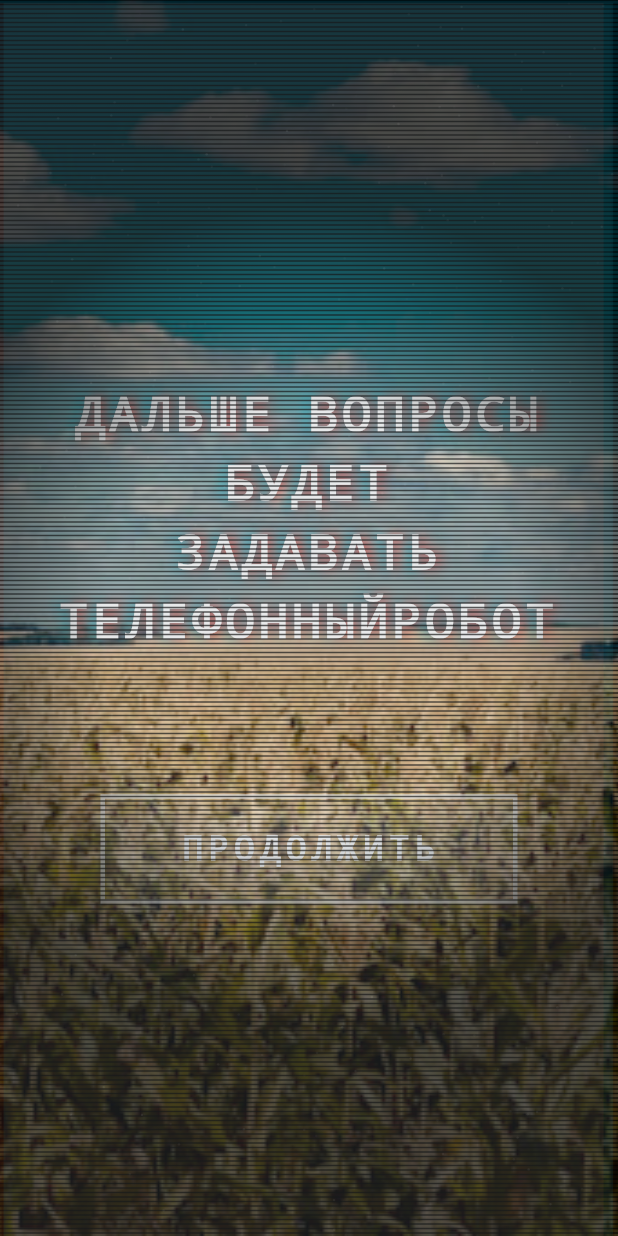
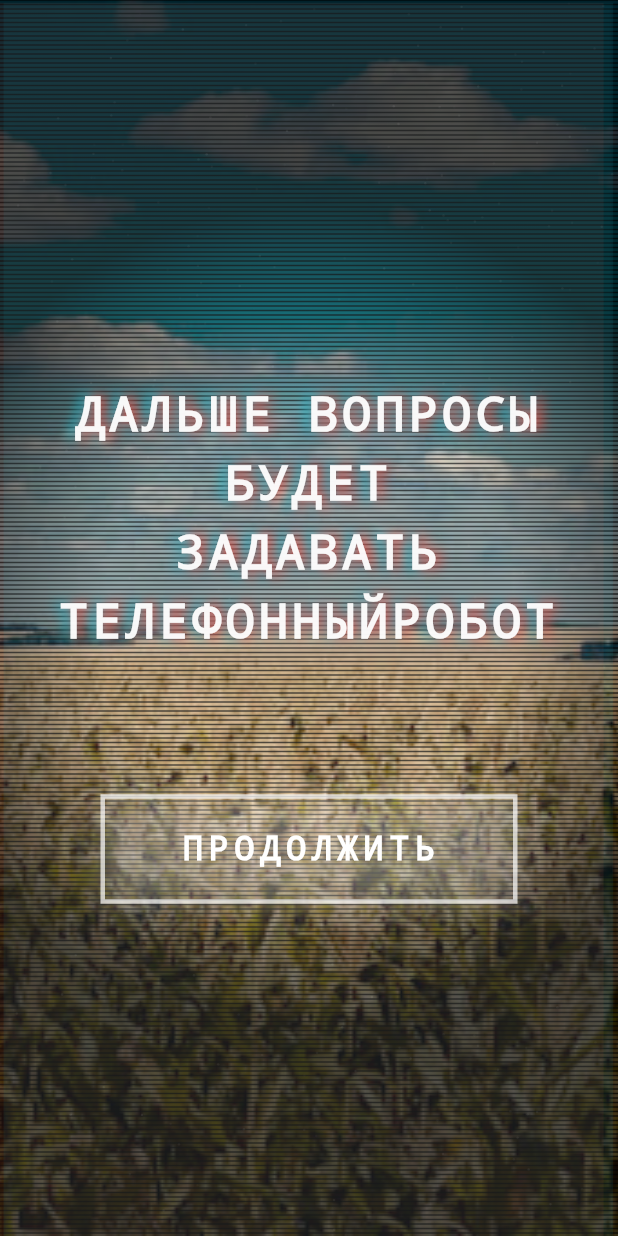
Before and after one commit to sb-dor/dreamjob, a Flutter app: the screen it shows after launch, after a tap on "ПРОДОЛЖИТЬ", on a phone screen of 412 x 824 dp. Run offline on Flutter 3.47's test engine with Material 3 defaults, Android fonts, the phone set to English and light mode, and no system bars; our stand-ins replace just_audio.

Commit message:
minor imrpovements

```diff
--- a/lib/main.dart
+++ b/lib/main.dart
@@ -33,6 +33,7 @@ class _RetroTVScreenState extends State<RetroTVScreen> with TickerProviderStateM
   late AnimationController _textController;
   late AnimationController _vhsController; // ← новый контроллер для VHS
   late final SoundPlayer _soundPlayer;
+  late final SoundPlayer _casseteEngagement;
 
   String currentText = '';
   bool showContinueButton = false;
@@ -57,8 +58,15 @@ class _RetroTVScreenState extends State<RetroTVScreen> with TickerProviderStateM
       ..repeat(); // VHS-шум
 
     _showNextText();
+    _initSounds();
+  }
 
-    _soundPlayer = SoundPlayer()..playLoop();
+  void _initSounds() async {
+    _soundPlayer = SoundPlayer('assets/sounds/vhs-noise.mp3');
+    _casseteEngagement = SoundPlayer('assets/sounds/cassette_engagement.mp3');
+    await _soundPlayer.init();
+    await _casseteEngagement.init();
+    _soundPlayer.playLoop();
   }
 
   void _showNextText() {
@@ -70,13 +78,7 @@ class _RetroTVScreenState extends State<RetroTVScreen> with TickerProviderStateM
   }
 
   void _onContinue() {
-    if (currentTextIndex < gameTexts.length - 1) {
-      setState(() {
-        currentTextIndex++;
-        showContinueButton = false;
-      });
-      Future.delayed(const Duration(milliseconds: 300), _showNextText);
-    }
+    _casseteEngagement.play();
   }
 
   @override
@@ -97,10 +99,23 @@ class _RetroTVScreenState extends State<RetroTVScreen> with TickerProviderStateM
           return Stack(
             children: [
               // Основной контент (фон + текст + кнопка)
-              Stack(
-                children: [
               Positioned.fill(
                 child: Image.asset('assets/images/background.png', fit: BoxFit.cover),
+              ),
+
+              // Твой старый скан-линии
+              CustomPaint(painter: ScanlinePainter(_scanlineController.value), size: Size.infinite),
+
+              // Виньетка
+              CustomPaint(painter: VignettePainter(), size: Size.infinite),
+
+              // ←←←← НОВЫЙ VHS-ЭФФЕКТ ЗДЕСЬ
+              CustomPaint(
+                painter: VHSOverlayPainter(
+                  time: _vhsController.value,
+                  scanlineTime: _scanlineController.value,
+                ),
+                size: Size.infinite,
               ),
               Center(
                 child: Column(
@@ -151,23 +166,6 @@ class _RetroTVScreenState extends State<RetroTVScreen> with TickerProviderStateM
                       ),
                   ],
                 ),
-                  ),
-                ],
-              ),
-
-              // Твой старый скан-линии
-              CustomPaint(painter: ScanlinePainter(_scanlineController.value), size: Size.infinite),
-
-              // Виньетка
-              CustomPaint(painter: VignettePainter(), size: Size.infinite),
-
-              // ←←←← НОВЫЙ VHS-ЭФФЕКТ ЗДЕСЬ
-              CustomPaint(
-                painter: VHSOverlayPainter(
-                  time: _vhsController.value,
-                  scanlineTime: _scanlineController.value,
-                ),
-                size: Size.infinite,
               ),
             ],
           );
--- a/lib/sound_player.dart
+++ b/lib/sound_player.dart
@@ -1,18 +1,26 @@
 import 'package:just_audio/just_audio.dart';
 
 class SoundPlayer {
-  final _player = AudioPlayer();
+  SoundPlayer(this._path) {
+    _player = AudioPlayer();
+  }
+
+  Future<void> init() async => await _player.setAsset(_path);
+
+  final String _path;
+
+  late final AudioPlayer _player;
 
   // Вызывай эту функцию, когда нужно проиграть звук
-  Future<void> play10SecSound() async {
-    await _player.setAsset('assets/sounds/vhs_noice.mp3'); // или .wav, .ogg
+  Future<void> play() async {
+    await _player.setVolume(3);
+    await _player.seek(Duration.zero);
     await _player.play();
   }
 
   // Если хочешь зациклить навсегда
   Future<void> playLoop() async {
-    await _player.setVolume(20);
-    await _player.setAsset('assets/sounds/vhs_noice.mp3');
+    await _player.setVolume(3);
     await _player.setLoopMode(LoopMode.one); // зациклит этот трек
     await _player.play();
   }
```
Also changed, not shown: lib/generated/assets.dart, 4 other files. Lines whose indentation alone changed are shown as unchanged.
